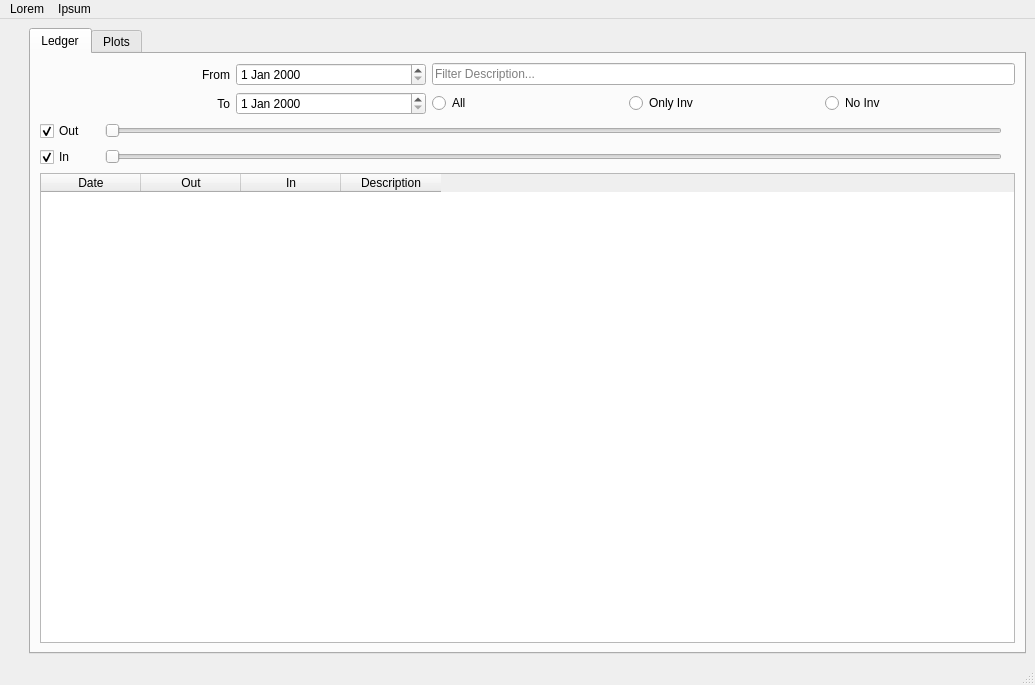
First picture: the form in piggy_bank/ui/main_window.ui, repository pbertoni89/piggy-bank, before the edit.
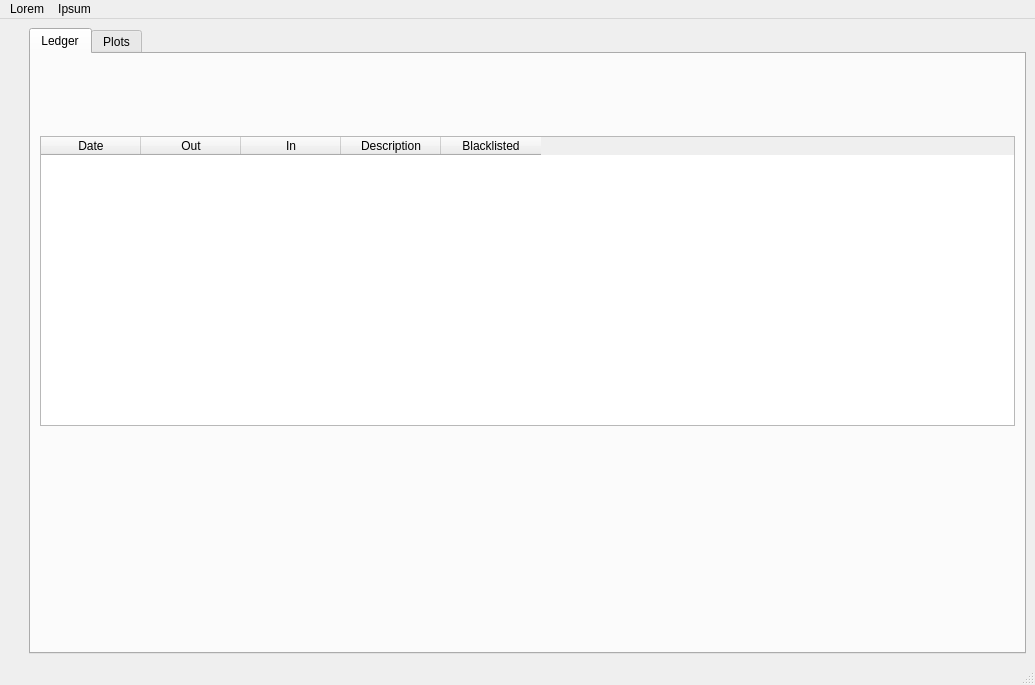
Second picture: the form after the edit. Custom widgets are drawn as their Qt base class.

Commit message: * coloredlogs * Investments != Blacklist * FilterTools avoid blob antipattern * no stats -> disable, not hide

What changed in the file:
```diff
--- a/piggy_bank/ui/main_window.ui
+++ b/piggy_bank/ui/main_window.ui
@@ -44,135 +44,14 @@
        <attribute name="title">
         <string>Ledger</string>
        </attribute>
-       <layout class="QVBoxLayout" name="verticalLayout_3">
+       <layout class="QVBoxLayout" name="verticalLayout_3" stretch="1,4,3">
         <item>
-         <layout class="QGridLayout" name="gridLayout">
-          <item row="1" column="3">
-           <widget class="QRadioButton" name="qrb_inv_only">
-            <property name="text">
-             <string>Only Inv</string>
-            </property>
-           </widget>
-          </item>
-          <item row="0" column="2" colspan="3">
-           <widget class="QLineEdit" name="qle_description">
-            <property name="placeholderText">
-             <string>Filter Description...</string>
-            </property>
-           </widget>
-          </item>
-          <item row="1" column="0">
-           <widget class="QLabel" name="label_2">
-            <property name="text">
-             <string>To</string>
-            </property>
-            <property name="alignment">
-             <set>Qt::AlignmentFlag::AlignRight|Qt::AlignmentFlag::AlignTrailing|Qt::AlignmentFlag::AlignVCenter</set>
-            </property>
-           </widget>
-          </item>
-          <item row="1" column="2">
-           <widget class="QRadioButton" name="qrb_all">
-            <property name="text">
-             <string>All</string>
-            </property>
-           </widget>
-          </item>
-          <item row="0" column="0">
-           <widget class="QLabel" name="label">
-            <property name="text">
-             <string>From</string>
-            </property>
-            <property name="alignment">
-             <set>Qt::AlignmentFlag::AlignRight|Qt::AlignmentFlag::AlignTrailing|Qt::AlignmentFlag::AlignVCenter</set>
-            </property>
-           </widget>
-          </item>
-          <item row="1" column="1">
-           <widget class="QDateEdit" name="qde_end"/>
-          </item>
-          <item row="0" column="1">
-           <widget class="QDateEdit" name="qde_start"/>
-          </item>
-          <item row="1" column="4">
-           <widget class="QRadioButton" name="qrb_inv_no">
-            <property name="text">
-             <string>No Inv</string>
-            </property>
-           </widget>
-          </item>
-         </layout>
+         <layout class="QHBoxLayout" name="qhl_filter_tools"/>
         </item>
         <item>
-         <layout class="QGridLayout" name="gridLayout_2">
-          <item row="1" column="1">
-           <widget class="QLabel" name="ql_in_min">
-            <property name="text">
-             <string>&lt;min&gt;</string>
-            </property>
-           </widget>
-          </item>
-          <item row="0" column="1">
-           <widget class="QLabel" name="ql_out_min">
-            <property name="text">
-             <string>&lt;min&gt;</string>
-            </property>
-           </widget>
-          </item>
-          <item row="1" column="3">
-           <widget class="QLabel" name="ql_in_max">
-            <property name="text">
-             <string>&lt;max&gt;</string>
-            </property>
-           </widget>
-          </item>
-          <item row="0" column="2">
-           <widget class="QRangeSlider" name="qrs_out">
-            <property name="orientation">
-             <enum>Qt::Orientation::Horizontal</enum>
-            </property>
-           </widget>
-          </item>
-          <item row="1" column="0">
-           <widget class="QCheckBox" name="qchk_in">
-            <property name="text">
-             <string>In</string>
-            </property>
-            <property name="checked">
-             <bool>true</bool>
-            </property>
-           </widget>
-          </item>
-          <item row="0" column="0">
-           <widget class="QCheckBox" name="qchk_out">
-            <property name="text">
-             <string>Out</string>
-            </property>
-            <property name="checked">
-             <bool>true</bool>
-            </property>
-           </widget>
-          </item>
-          <item row="1" column="2">
-           <widget class="QRangeSlider" name="qrs_in">
-            <property name="orientation">
-             <enum>Qt::Orientation::Horizontal</enum>
-            </property>
-           </widget>
-          </item>
-          <item row="0" column="3">
-           <widget class="QLabel" name="ql_out_max">
-            <property name="text">
-             <string>&lt;max&gt;</string>
-            </property>
-           </widget>
-          </item>
-         </layout>
-        </item>
-        <item>
-         <layout class="QHBoxLayout" name="horizontalLayout">
+         <layout class="QHBoxLayout" name="qhl_ledger">
           <item>
-           <widget class="QTableWidget" name="qtw_movimenti">
+           <widget class="QTableWidget" name="qtw_ledger">
             <column>
              <property name="text">
               <string>Date</string>
@@ -193,10 +72,18 @@
               <string>Description</string>
              </property>
             </column>
+            <column>
+             <property name="text">
+              <string>Blacklisted</string>
+             </property>
+            </column>
            </widget>
           </item>
          </layout>
         </item>
+        <item>
+         <layout class="QHBoxLayout" name="qhl_plot"/>
+        </item>
        </layout>
       </widget>
       <widget class="QWidget" name="tab_plots">
@@ -233,13 +120,6 @@
   </widget>
   <widget class="QStatusBar" name="statusbar"/>
  </widget>
- <customwidgets>
-  <customwidget>
-   <class>QRangeSlider</class>
-   <extends>QSlider</extends>
-   <header>superqt</header>
-  </customwidget>
- </customwidgets>
  <resources/>
  <connections/>
 </ui>
```
The commit also changes 4 other files.
